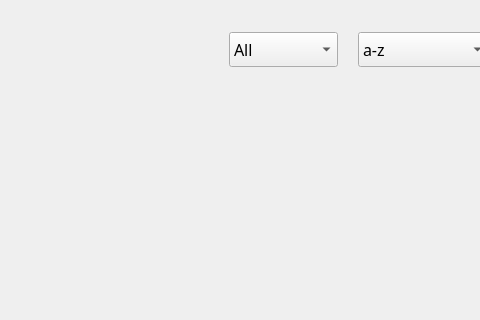
Qt form rsrc/ui/library.ui (chanongul/Booque) before a commit; both pictures show x 333 to 813 and y 0 to 320 of the 1200 by 640 pixel window.
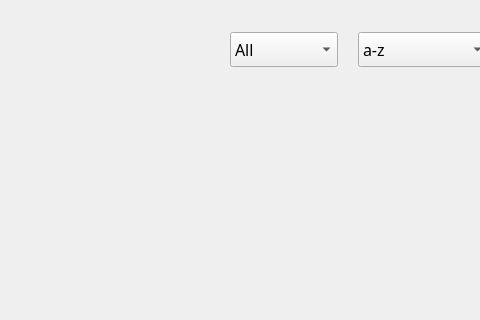
The same form after that commit. Icons and pictures are not drawn.

The edit to the form file:
```diff
--- a/rsrc/ui/library.ui
+++ b/rsrc/ui/library.ui
@@ -30,7 +30,7 @@
     <number>50</number>
    </property>
    <property name="bottomMargin">
-    <number>50</number>
+    <number>30</number>
    </property>
    <property name="spacing">
     <number>0</number>
@@ -55,7 +55,7 @@
         <x>0</x>
         <y>0</y>
         <width>1100</width>
-        <height>470</height>
+        <height>490</height>
        </rect>
       </property>
       <layout class="QGridLayout" name="gridLayout_2">
@@ -225,7 +225,7 @@
        </item>
        <item>
         <property name="text">
-         <string>Adventure</string>
+         <string>Poetry</string>
         </property>
        </item>
       </widget>
```
